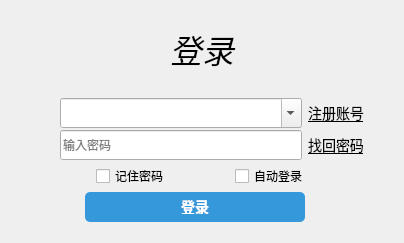
This is MyChatDemo/src/ui/loginframe.ui in yihengpromax/git-study as Qt 5 draws it before an edit. The edited form follows.
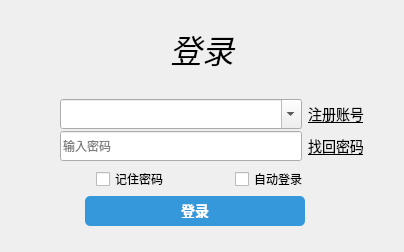
This is the edited form.

Patch:
```diff
--- a/MyChatDemo/src/ui/loginframe.ui
+++ b/MyChatDemo/src/ui/loginframe.ui
@@ -7,7 +7,7 @@
     <x>0</x>
     <y>0</y>
     <width>404</width>
-    <height>243</height>
+    <height>252</height>
    </rect>
   </property>
   <property name="windowTitle">
@@ -428,7 +428,7 @@
          <property name="sizeHint" stdset="0">
           <size>
            <width>20</width>
-           <height>20</height>
+           <height>25</height>
           </size>
          </property>
         </spacer>
```
